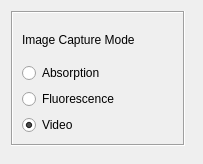
First picture: the form in ui_resources/imagecapturemodewidget.ui, repository jagerber48/jkam_e6, before the edit.
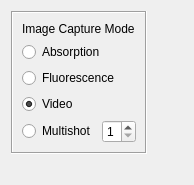
Second picture: the form after the edit.

Commit message: Add multishot functionality, did a lot of things here. First wrote the multishot_view_widget based off of fluorescence_view_widget and fluorescence_view_widget_ui.py. note that there is no _ui.py file for the multishot_view_widget. This is because the tabs on this new widget need to be generated dynamically depending on how many frames are to be captured. Updates had to made to jkam window, imagecapturemodewidget and saveboxwidget to support this new imaging mode. shuffled around jkamwindow ui a little bit, not sure if it helped.

```diff
--- a/ui_resources/imagecapturemodewidget.ui
+++ b/ui_resources/imagecapturemodewidget.ui
@@ -6,8 +6,8 @@
    <rect>
     <x>0</x>
     <y>0</y>
-    <width>203</width>
-    <height>164</height>
+    <width>194</width>
+    <height>185</height>
    </rect>
   </property>
   <property name="windowTitle">
@@ -40,16 +40,6 @@
         </property>
        </widget>
       </item>
-      <item row="2" column="0">
-       <widget class="QRadioButton" name="fluorescence_mode_radioButton">
-        <property name="text">
-         <string>Fluorescence</string>
-        </property>
-        <attribute name="buttonGroup">
-         <string notr="true">image_capture_buttonGroup</string>
-        </attribute>
-       </widget>
-      </item>
       <item row="3" column="0">
        <widget class="QRadioButton" name="video_mode_radioButton">
         <property name="text">
@@ -63,6 +53,40 @@
         </attribute>
        </widget>
       </item>
+      <item row="2" column="0">
+       <widget class="QRadioButton" name="fluorescence_mode_radioButton">
+        <property name="text">
+         <string>Fluorescence</string>
+        </property>
+        <attribute name="buttonGroup">
+         <string notr="true">image_capture_buttonGroup</string>
+        </attribute>
+       </widget>
+      </item>
+      <item row="4" column="0">
+       <layout class="QHBoxLayout" name="horizontalLayout">
+        <item>
+         <widget class="QRadioButton" name="multishot_mode_radioButton">
+          <property name="text">
+           <string>Multishot</string>
+          </property>
+          <attribute name="buttonGroup">
+           <string notr="true">image_capture_buttonGroup</string>
+          </attribute>
+         </widget>
+        </item>
+        <item>
+         <widget class="QSpinBox" name="multishot_spinBox">
+          <property name="minimum">
+           <number>1</number>
+          </property>
+          <property name="maximum">
+           <number>8</number>
+          </property>
+         </widget>
+        </item>
+       </layout>
+      </item>
      </layout>
     </widget>
    </item>
@@ -71,6 +95,12 @@
      <property name="orientation">
       <enum>Qt::Vertical</enum>
      </property>
+     <property name="sizeHint" stdset="0">
+      <size>
+       <width>0</width>
+       <height>0</height>
+      </size>
+     </property>
     </spacer>
    </item>
    <item row="0" column="1">
@@ -78,6 +108,12 @@
      <property name="orientation">
       <enum>Qt::Horizontal</enum>
      </property>
+     <property name="sizeHint" stdset="0">
+      <size>
+       <width>0</width>
+       <height>0</height>
+      </size>
+     </property>
     </spacer>
    </item>
   </layout>
```
The commit also changes 7 other files.
